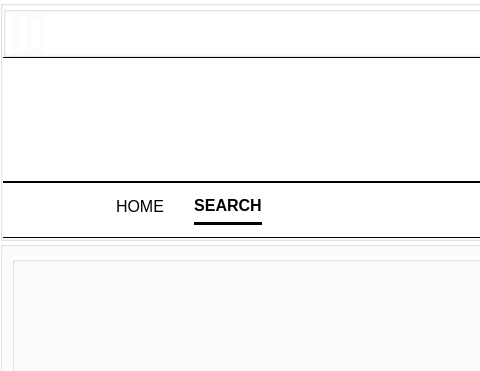
This is mainpage.ui in LeV-RAM/BIA as Qt 5 draws it before an edit; both pictures show x 0 to 480 and y 0 to 371 of the 1074 by 870 pixel window. The edited form follows.
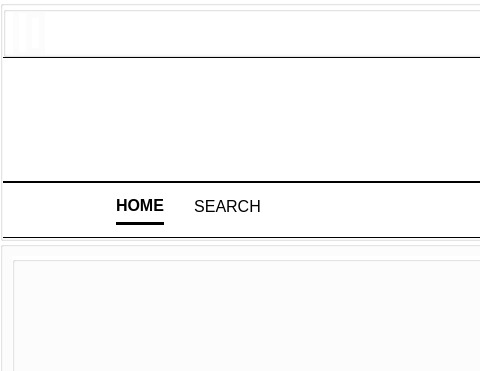
This is the edited form. Icons and pictures are not drawn.

Commit message: rapiin lagi ui

Diff of the .ui file:
```diff
--- a/mainpage.ui
+++ b/mainpage.ui
@@ -376,7 +376,7 @@
                   <item>
                    <widget class="QPushButton" name="HomeButton">
                     <property name="sizePolicy">
-                     <sizepolicy hsizetype="Fixed" vsizetype="Fixed">
+                     <sizepolicy hsizetype="Fixed" vsizetype="Preferred">
                       <horstretch>0</horstretch>
                       <verstretch>0</verstretch>
                      </sizepolicy>
@@ -384,10 +384,13 @@
                     <property name="font">
                      <font>
                       <pointsize>12</pointsize>
+                      <weight>75</weight>
+                      <bold>true</bold>
                      </font>
                     </property>
                     <property name="styleSheet">
                      <string notr="true">border: none;
+border-bottom: 3px solid black;
 padding-bottom:10px;</string>
                     </property>
                     <property name="text">
@@ -398,7 +401,7 @@
                   <item>
                    <widget class="QPushButton" name="SearchButton">
                     <property name="sizePolicy">
-                     <sizepolicy hsizetype="Preferred" vsizetype="Preferred">
+                     <sizepolicy hsizetype="Preferred" vsizetype="Fixed">
                       <horstretch>0</horstretch>
                       <verstretch>0</verstretch>
                      </sizepolicy>
@@ -406,14 +409,14 @@
                     <property name="font">
                      <font>
                       <pointsize>12</pointsize>
-                      <weight>75</weight>
-                      <bold>true</bold>
+                      <weight>50</weight>
+                      <bold>false</bold>
                       <underline>false</underline>
                      </font>
                     </property>
                     <property name="styleSheet">
                      <string notr="true">border: none;
-border-bottom: 3px solid black;
+
 padding-bottom:10px;</string>
                     </property>
                     <property name="text">
```
Left out of the diff: 4 changed lines with no effect on the pictures. The commit also changes 1 other file.
